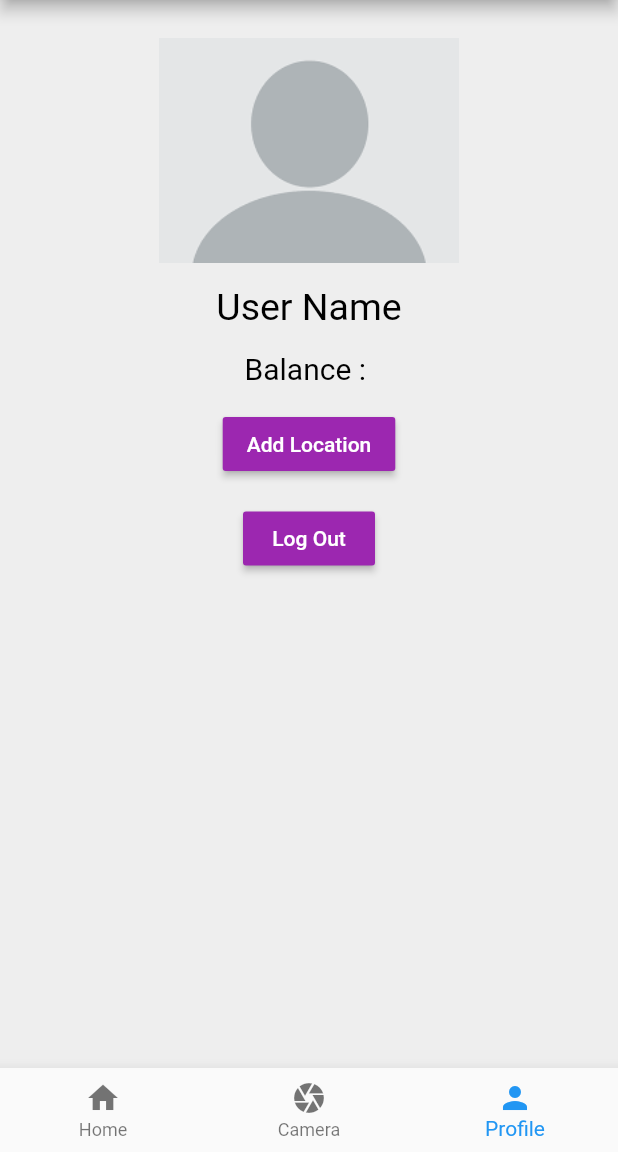
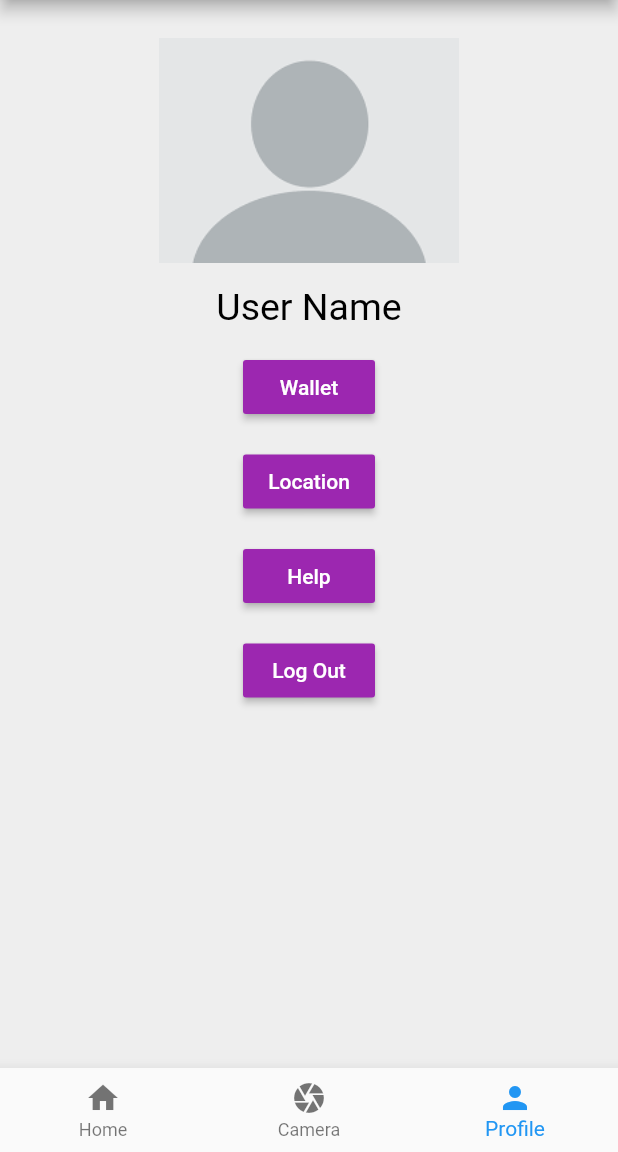
Before and after one commit to taufiqzaidong/GoWallpaper, a Flutter app: the screen it shows once a user with an empty profile is signed in, item 3 of the bottom bar chosen, on a phone screen of 412 x 824 dp, the part 84-1236 px from its top. Run offline on Flutter 3.47's test engine with Material 2 defaults, Android fonts, the phone set to English and light mode, and no system bars; our stand-ins replace firebase_auth, flutter_spinkit, google_fonts; missing offline and left inert: flutter_statusbarcolor; accounts and stored records are empty.

Commit message:
Update profile.dart

```diff
--- a/lib/screens/profile.dart
+++ b/lib/screens/profile.dart
@@ -35,12 +35,11 @@ class _ProfileState extends State<Profile> {
             SizedBox(
               height: 15,
             ),
-            Text(
-              "Balance : ",
-              style: TextStyle(
-                color: Colors.black,
-                fontSize: 20,
-              ),
+            RaisedButton(
+              textColor: Colors.white,
+              color: Colors.purple,
+              child: Text('Wallet'),
+              onPressed: () {},
             ),
             SizedBox(
               height: 15,
@@ -48,7 +47,16 @@ class _ProfileState extends State<Profile> {
             RaisedButton(
               textColor: Colors.white,
               color: Colors.purple,
-              child: Text('Add Location'),
+              child: Text('Location'),
+              onPressed: () {},
+            ),
+            SizedBox(
+              height: 15,
+            ),
+            RaisedButton(
+              textColor: Colors.white,
+              color: Colors.purple,
+              child: Text('Help'),
               onPressed: () {},
             ),
             SizedBox(
```
